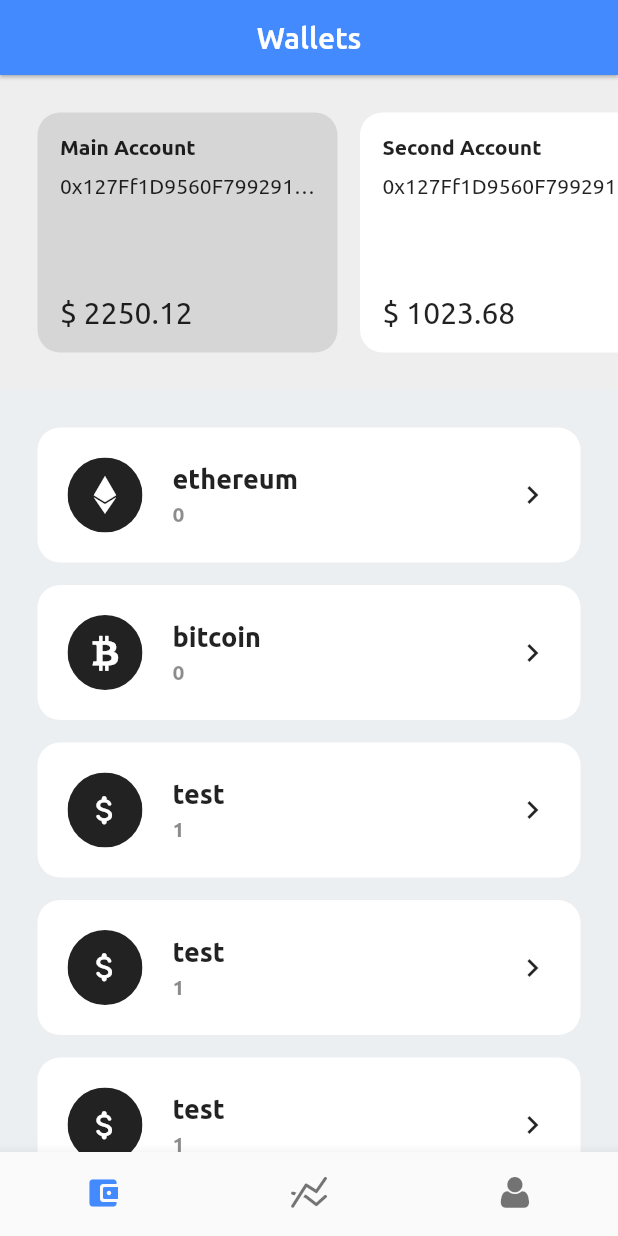
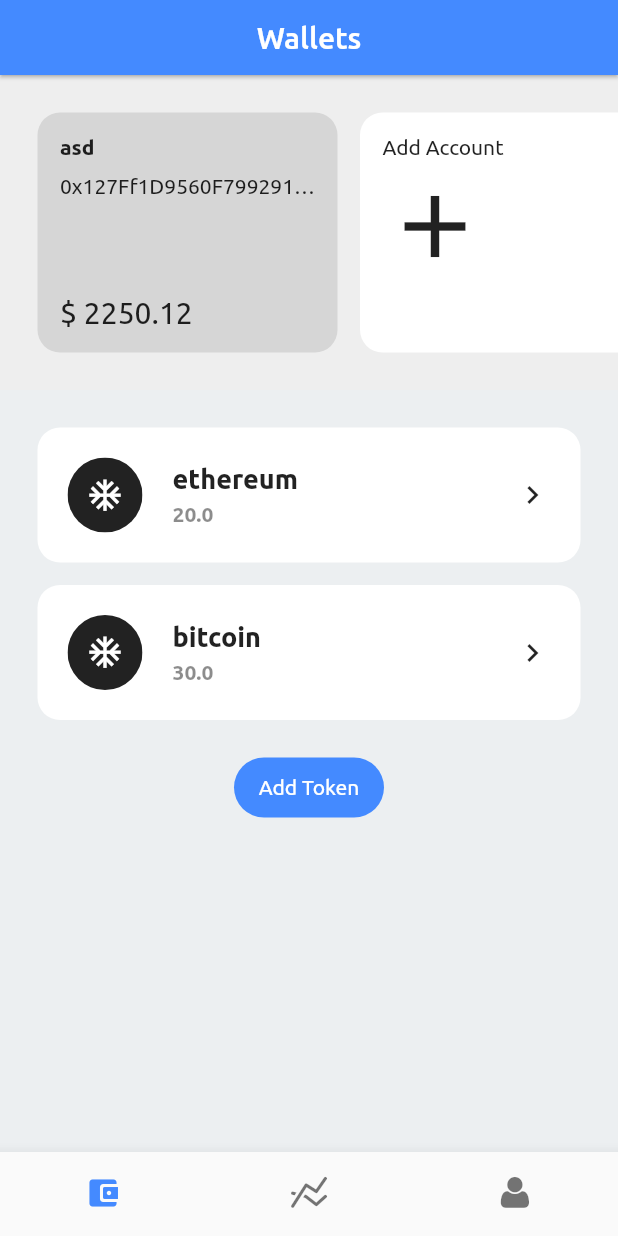
Before and after one commit to ruszabarov/capstone, a Flutter app: the screen it shows once a user with an empty profile is signed in, on a phone screen of 412 x 824 dp. Run offline on Flutter 3.47's test engine with Material 2 defaults, Android fonts, the phone set to English and light mode, and no system bars; our stand-ins replace cached_network_image, cloud_firestore, decimal, firebase_auth, firebase_core, flutter_login and 2 more; missing offline and left inert: flutter_barcode_scanner, web3dart; accounts and stored records are empty; project files that could hold a hidden picture were left out.

Commit message:
Account and Token ChangeNotifier

```diff
--- a/mobile/wallet/lib/main.dart
+++ b/mobile/wallet/lib/main.dart
@@ -1,5 +1,7 @@
 import 'package:firebase_auth/firebase_auth.dart';
 import 'package:flutter/material.dart';
+import 'package:wallet/providers/Account.dart';
+import 'package:wallet/providers/Token.dart';
 import 'package:wallet/screens/authentication/auth.dart';
 import 'package:wallet/screens/authentication/login.dart';
 import 'package:firebase_core/firebase_core.dart';
@@ -53,13 +55,30 @@ class Authenticate extends StatelessWidget {
       stream: context.read<AuthenticationProvider>().authState,
       builder: (context, snapshot) {
         if (snapshot.connectionState == ConnectionState.active) {
+          Token ethereum = new Token("ethereum", "asdadasds", 'ETH', 20);
+          Token bitcoin = new Token("bitcoin", "asdasdad", "BTC", 30);
+
+          var cryptoWallets = [
+            ethereum,
+            bitcoin,
+          ];
+          Account testAccount = Account(
+            "asd",
+            "0x127Ff1D9560F7992911389BA181f695b38EE9399",
+            2250.12,
+            TokenList(cryptoWallets),
+          );
+
           return snapshot.hasData
-              ? LoadDataPage(
-                  key: ValueKey("asd"),
+              ? MultiProvider(
+                  providers: [
+                    ChangeNotifierProvider<AccountList>(
+                      create: (context) => AccountList([testAccount]),
+                    ),
+                  ],
+                  child: LoadDataPage(),
                 )
-              : LoginPage(
-                  key: ValueKey("asdasd"),
-                );
+              : LoginPage();
         } else {
           return Center(
             child: CircularProgressIndicator(),
--- /dev/null
+++ b/mobile/wallet/lib/providers/Account.dart
@@ -0,0 +1,29 @@
+import 'package:flutter/material.dart';
+import 'Token.dart';
+
+class Account {
+  final String name;
+  final String address;
+  final double balance;
+  final TokenList tokens;
+
+  Account(this.name, this.address, this.balance, this.tokens);
+}
+
+class AccountList extends ChangeNotifier {
+  List<Account> _accounts;
+
+  List<Account> get accounts => _accounts;
+
+  void addAccount(Account account) {
+    _accounts.add(account);
+    notifyListeners();
+  }
+
+  void updateTokenBalance(int index, double newBalance) {
+    _accounts[0].tokens.tokenList[index].balance = newBalance;
+    notifyListeners();
+  }
+
+  AccountList(this._accounts) {}
+}
--- /dev/null
+++ b/mobile/wallet/lib/providers/Token.dart
@@ -0,0 +1,18 @@
+import 'package:flutter/cupertino.dart';
+
+class Token {
+  final String name;
+  final String adress;
+  final String shortName;
+  double balance;
+
+  Token(this.name, this.adress, this.shortName, this.balance);
+}
+
+class TokenList extends ChangeNotifier {
+  List<Token> _tokenList = [];
+
+  List<Token> get tokenList => _tokenList;
+
+  TokenList(this._tokenList) {}
+}
--- a/mobile/wallet/lib/screens/account/account.dart
+++ b/mobile/wallet/lib/screens/account/account.dart
@@ -1,6 +1,7 @@
 import 'package:flutter/material.dart';
 import 'package:firebase_auth/firebase_auth.dart';
 import 'package:provider/provider.dart';
+import 'package:wallet/providers/Account.dart';
 import 'package:wallet/screens/authentication/auth.dart';
 import 'package:provider/src/provider.dart';
 import 'package:wallet/screens/home/test_data.dart';
--- a/mobile/wallet/lib/screens/home/add_token.dart
+++ b/mobile/wallet/lib/screens/home/add_token.dart
@@ -1,5 +1,7 @@
 import 'package:flutter/material.dart';
+import 'package:wallet/providers/Account.dart';
 import 'package:wallet/screens/shared/shared.dart';
+import 'package:provider/provider.dart';
 
 class AddTokenPage extends StatefulWidget {
   const AddTokenPage();
--- a/mobile/wallet/lib/screens/home/add_wallet.dart
+++ b/mobile/wallet/lib/screens/home/add_wallet.dart
@@ -1,4 +1,6 @@
 import 'package:flutter/material.dart';
+import 'package:provider/provider.dart';
+import 'package:wallet/providers/Account.dart';
 
 class AddWalletCard extends StatelessWidget {
   final Function handleFunction;
@@ -76,7 +78,9 @@ class AddWalletCard extends StatelessWidget {
             SizedBox(
               height: 60,
             ),
-            Container(
+            Consumer<AccountList>(
+              builder: (context, value, child) {
+                return Container(
                   width: double.maxFinite,
                   height: 50,
                   child: ElevatedButton(
@@ -88,9 +92,13 @@ class AddWalletCard extends StatelessWidget {
                         ),
                       ),
                     ),
-                onPressed: () {},
+                    onPressed: () {
+                      value.updateTokenBalance(0, 3000);
+                    },
                     child: Text("CREATE WALLET"),
                   ),
+                );
+              },
             )
           ],
         ),
--- a/mobile/wallet/lib/screens/home/home.dart
+++ b/mobile/wallet/lib/screens/home/home.dart
@@ -1,15 +1,10 @@
 import 'package:cloud_firestore/cloud_firestore.dart';
-import 'package:firebase_auth/firebase_auth.dart';
 import 'package:flutter/material.dart';
 import 'package:provider/provider.dart';
-import 'package:wallet/logic.dart';
+import 'package:wallet/providers/Account.dart';
 import 'package:wallet/screens/home/account_card.dart';
 import 'package:wallet/screens/home/add_token.dart';
 import 'package:wallet/screens/home/add_wallet.dart';
-import 'package:wallet/screens/home/firestore.dart';
-import 'package:wallet/screens/shared/card.dart';
-import 'package:web3dart/web3dart.dart';
-import 'test_data.dart';
 import 'wallet_card.dart';
 
 class Home extends StatefulWidget {
@@ -130,11 +125,13 @@ class _HomeState extends State<Home> {
                     physics: NeverScrollableScrollPhysics(),
                     shrinkWrap: true,
                     scrollDirection: Axis.vertical,
-                    itemCount:
-                        value.accounts[accountSelectedIndex].wallets.length + 1,
+                    itemCount: value.accounts[accountSelectedIndex].tokens
+                            .tokenList.length +
+                        1,
                     itemBuilder: (BuildContext ctxt, int index) {
                       if (index ==
-                          value.accounts[accountSelectedIndex].wallets.length) {
+                          value.accounts[accountSelectedIndex].tokens.tokenList
+                              .length) {
                         return Center(
                           child: Padding(
                             padding: const EdgeInsets.only(top: 10),
@@ -167,8 +164,8 @@ class _HomeState extends State<Home> {
                           ),
                         );
                       }
-                      return new WalletCard(
-                          value.accounts[accountSelectedIndex].wallets[index]);
+                      return new WalletCard(value.accounts[accountSelectedIndex]
+                          .tokens.tokenList[index]);
                     },
                   ),
                 ),
--- a/mobile/wallet/lib/screens/home/receive.dart
+++ b/mobile/wallet/lib/screens/home/receive.dart
@@ -1,10 +1,9 @@
 import 'package:flutter/material.dart';
-import 'package:wallet/screens/home/test_data.dart';
-import 'package:flutter/services.dart';
 import 'package:qr_flutter/qr_flutter.dart';
+import 'package:wallet/providers/Token.dart';
 
 class ReceiveCard extends StatelessWidget {
-  final CryptoWallet cryptoWallet;
+  final Token cryptoWallet;
   final Function handleReceiveButton;
 
   const ReceiveCard(
--- a/mobile/wallet/lib/screens/home/send.dart
+++ b/mobile/wallet/lib/screens/home/send.dart
@@ -2,11 +2,11 @@ import 'package:cloud_firestore/cloud_firestore.dart';
 import 'package:flutter/material.dart';
 import 'package:flutter/services.dart';
 import 'package:wallet/logic.dart';
-import 'package:wallet/screens/home/test_data.dart';
+import 'package:wallet/providers/Token.dart';
 import 'package:flutter_barcode_scanner/flutter_barcode_scanner.dart';
 
 class SendCard extends StatefulWidget {
-  final CryptoWallet cryptoWallet;
+  final Token cryptoWallet;
   final Function handleCloseButton;
 
   const SendCard(
--- a/mobile/wallet/lib/screens/home/test_data.dart
+++ b/mobile/wallet/lib/screens/home/test_data.dart
@@ -1,38 +1,3 @@
-import 'package:flutter/material.dart';
-import 'package:wallet/wallet_icons.dart';
-
-class CryptoWallet {
-  final String name;
-  dynamic balance;
-  final String adress;
-  final IconData icon;
-  final String shortName;
-
-  CryptoWallet(this.name, this.balance, this.adress, this.icon, this.shortName);
-}
-
-class Account {
-  final String name;
-  final String address;
-  final double balance;
-  final List<CryptoWallet> wallets;
-
-  Account(this.name, this.address, this.balance, this.wallets);
-}
-
-class AccountList extends ChangeNotifier {
-  List<Account> _accounts = [mainAccount, secondAccount];
-
-  List<Account> get accounts => _accounts;
-
-  void addAccount(Account account) {
-    _accounts.add(account);
-    notifyListeners();
-  }
-
-  AccountList();
-}
-
 class Transaction {
   final String type;
   final String fromAddress;
@@ -63,32 +28,6 @@ class Transaction {
       this.total,
       this.date);
 }
-
-CryptoWallet ethereum = new CryptoWallet(
-    "ethereum", "0", "adkaldajkdaksda", Wallet.ethereum, 'ETH');
-CryptoWallet bitcoin = new CryptoWallet(
-    "bitcoin", "0", "adjlkasdkjasddaasda", Wallet.bitcoin, 'BTC');
-CryptoWallet test = new CryptoWallet(
-    "test", "1", "asdjlkajsdklas", Icons.attach_money_rounded, 'TST');
-
-var cryptoWallets = [
-  ethereum,
-  bitcoin,
-  test,
-  test,
-  test,
-];
-
-var accountTwo = [
-  bitcoin,
-  ethereum,
-  test,
-];
-
-Account mainAccount = Account("Main Account",
-    "0x127Ff1D9560F7992911389BA181f695b38EE9399", 2250.12, cryptoWallets);
-Account secondAccount = Account("Second Account",
-    "0x127Ff1D9560F7992911389BA181f695b38EE9399", 1023.68, accountTwo);
 
 Transaction one = Transaction(
     'incoming',
--- a/mobile/wallet/lib/screens/home/wallet_card.dart
+++ b/mobile/wallet/lib/screens/home/wallet_card.dart
@@ -1,12 +1,12 @@
 import 'package:flutter/material.dart';
 import 'package:wallet/logic.dart';
-import 'package:wallet/screens/home/test_data.dart';
+import 'package:wallet/providers/Token.dart';
 import 'package:wallet/screens/home/wallet_details.dart';
 import 'package:wallet/screens/shared/shared.dart';
 import 'package:web3dart/web3dart.dart';
 
 class WalletCard extends StatefulWidget {
-  final CryptoWallet cryptoWallet;
+  final Token cryptoWallet;
   WalletCard(this.cryptoWallet);
 
   @override
@@ -45,7 +45,7 @@ class _WalletCardState extends State<WalletCard> {
                       width: 50,
                       height: 50,
                       child: Icon(
-                        widget.cryptoWallet.icon,
+                        Icons.ac_unit_outlined,
                         color: Colors.white,
                         size: 25.0,
                       ),
--- a/mobile/wallet/lib/screens/home/wallet_details.dart
+++ b/mobile/wallet/lib/screens/home/wallet_details.dart
@@ -1,15 +1,13 @@
 import 'package:flutter/material.dart';
-import 'package:syncfusion_flutter_charts/charts.dart';
+import 'package:wallet/providers/Token.dart';
 import 'package:wallet/screens/home/receive.dart';
 import 'package:wallet/screens/home/send.dart';
 import 'package:wallet/screens/home/test_data.dart';
-import 'package:wallet/screens/home/receipt_card.dart';
 import 'package:wallet/screens/home/transaction_list.dart';
 import 'package:wallet/screens/shared/shared.dart';
-import 'package:wallet/logic.dart';
 
 class WalletDetailsPage extends StatefulWidget {
-  final CryptoWallet cryptoWallet;
+  final Token cryptoWallet;
 
   WalletDetailsPage(this.cryptoWallet);
 
@@ -72,7 +70,7 @@ class _WalletDetailsPageState extends State<WalletDetailsPage> {
                           mainAxisAlignment: MainAxisAlignment.start,
                           children: [
                             Icon(
-                              widget.cryptoWallet.icon,
+                              Icons.ac_unit_outlined,
                               color: Colors.black,
                               size: 35.0,
                             ),
--- a/mobile/wallet/lib/screens/load_data.dart
+++ b/mobile/wallet/lib/screens/load_data.dart
@@ -14,13 +14,6 @@ class LoadDataPage extends StatefulWidget {
 
 class _LoadDataPageState extends State<LoadDataPage> {
   Future<String> loadData() async {
-    // for (int i = 0; i < testList.length; i++) {
-    //   for (int j = 0; j < testList[i].wallets.length; j++) {
-    //     testList[i].wallets[j].balance = await getTokenBalance(
-    //         EthereumAddress.fromHex(testList[i].address), "ChainLink Token");
-    //   }
-    // }
-
     await Future.delayed(Duration(seconds: 1));
 
     return "Data Loaded";
@@ -40,10 +33,7 @@ class _LoadDataPageState extends State<LoadDataPage> {
             );
           },
           child: snapshot.hasData
-              ? ChangeNotifierProvider<AccountList>(
-                  create: (context) => AccountList(),
-                  child: Wrapper(),
-                )
+              ? Wrapper()
               : Scaffold(
                   body: Center(
                     child: Column(
```
Also changed, not shown: mobile/wallet/lib/providers/Transaction.dart (added). Lines whose indentation alone changed are shown as unchanged.
